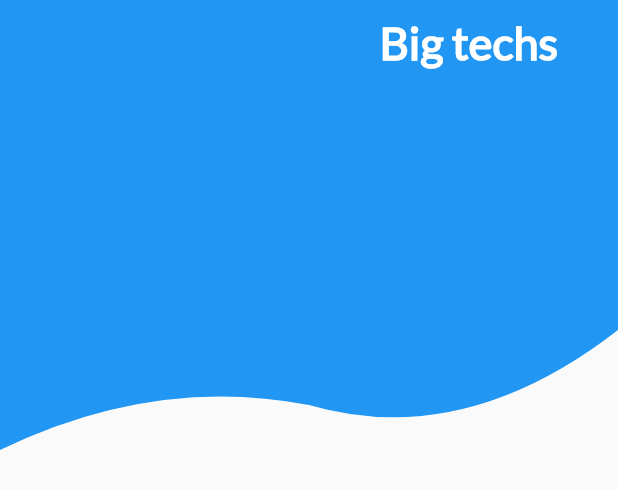
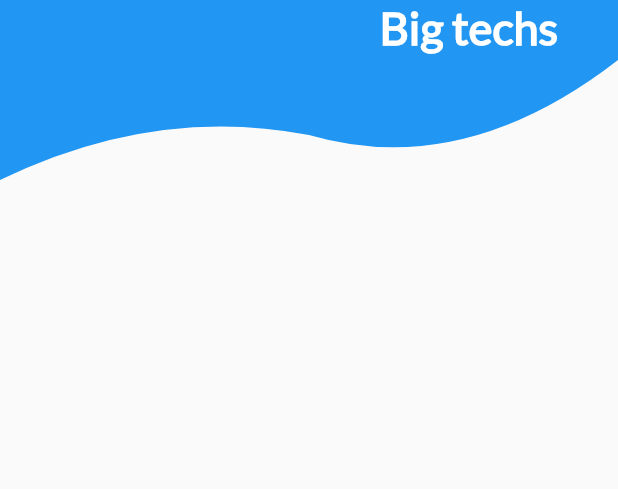
Before and after one commit to GregoryInnovo/trip_app, a Flutter app: the CustomAppBar widget shown alone on an empty page, opened directly, on a phone screen of 412 x 824 dp. Shown: the top 489 px of the screen. Run offline on Flutter 3.47's test engine with Material 2 defaults, Android fonts, the phone set to English and light mode, and no system bars; network calls fail.

Commit message:
custom final details

```diff
--- a/lib/ListChallenge/custom_app_bar.dart
+++ b/lib/ListChallenge/custom_app_bar.dart
@@ -15,14 +15,17 @@ class CustomAppBar extends StatelessWidget {
             fontWeight: FontWeight.bold,
             fontSize: 30.0),
       ),
-      margin: const EdgeInsets.only(top: 10.0, right: 40.0),
+      margin: const EdgeInsets.only(right: 40.0),
     );
 
     return Stack(
       children: <Widget>[
         ClipPath(
           clipper: HeaderClipper(),
-          child: Container(height: 300, color: Colors.blue),
+          child: Container(
+            height: 120,
+            color: Colors.blue,
+          ),
         ),
         textHeader
       ],
--- a/lib/ListChallenge/list_view_challenge.dart
+++ b/lib/ListChallenge/list_view_challenge.dart
@@ -10,8 +10,8 @@ class ListViewChallenge extends StatelessWidget {
     return Scaffold(
         appBar: AppBar(elevation: 0.0),
         body: Stack(children: <Widget>[
+          ListView(children: <Widget>[ListUser()]),
           const CustomAppBar(),
-          ListView(children: <Widget>[ListUser()]),
         ]));
   }
 }
```
Also changed, not shown: lib/ListChallenge/list_users.dart (+4 -3 lines).
